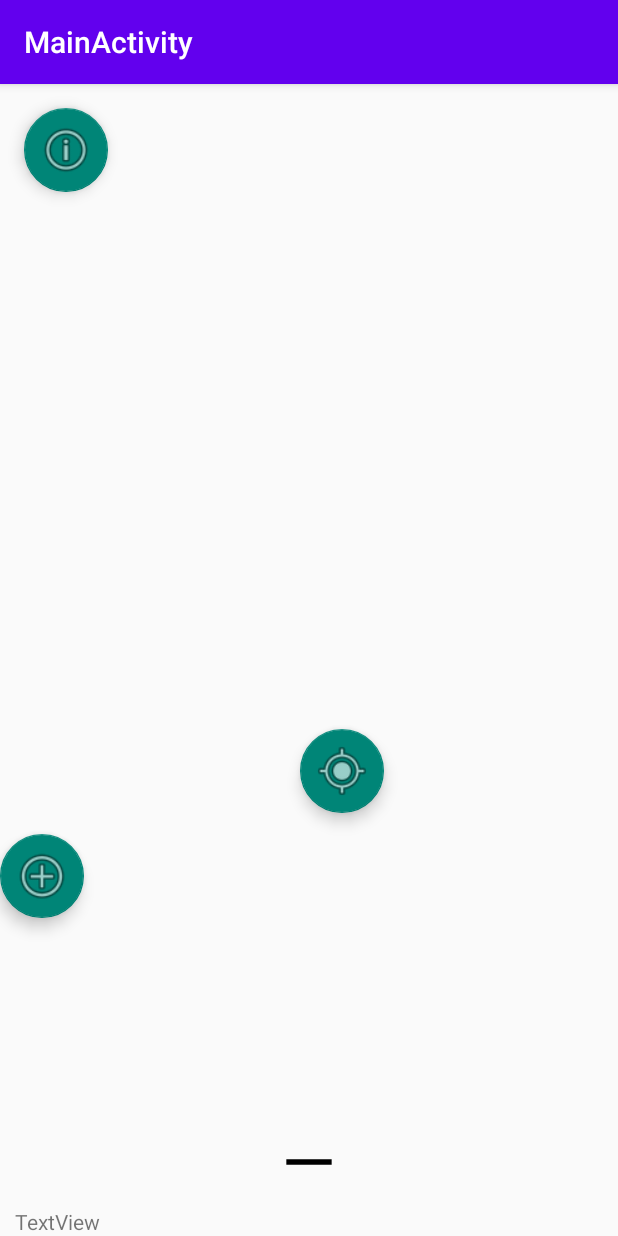
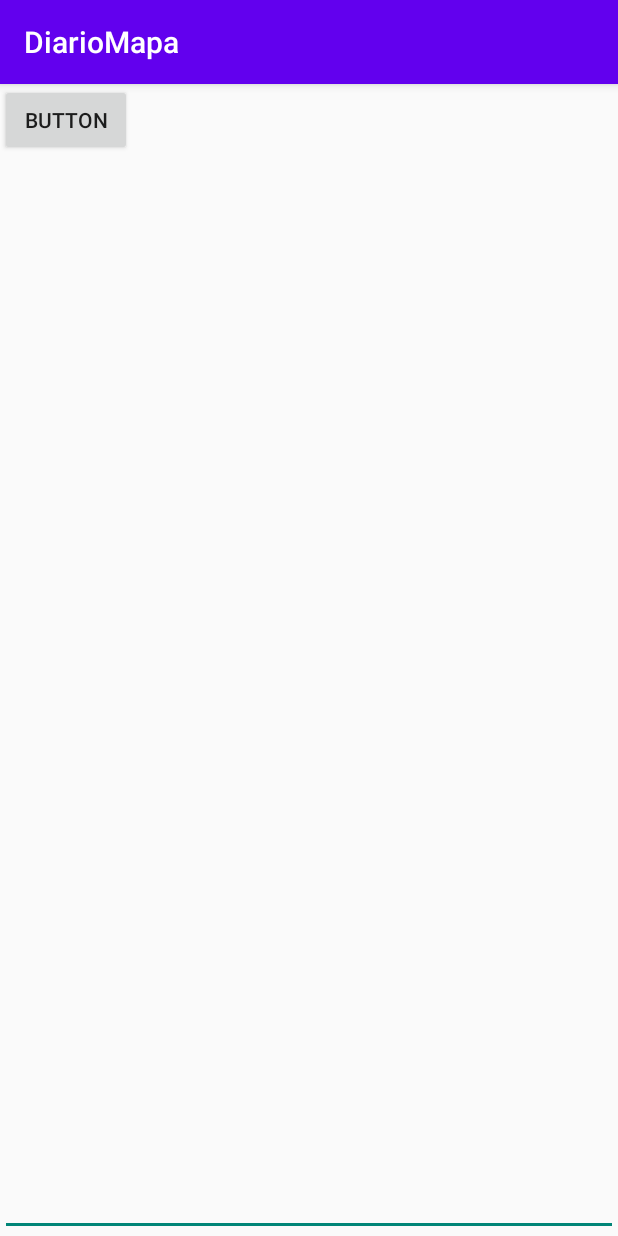
Before and after one commit to otherandy/DiarioMapa, an Android app: the screen it shows after launch (MainActivity before the commit, NoteActivity after it), after a tap on "Agregar Nota", on a phone screen of 412 x 824 dp. Run offline under Robolectric (Android 15) with nearby library versions, the phone set to English and light mode, and no system bars; libraries missing offline, so code that uses them is left out: io.realm, io.realm.annotations, org.bson.types; 5 statements that could not run were skipped.

Commit message:
Guardado y listado de notas

```diff
--- a/app/src/main/java/com/proyecto/diario/MainActivity.java
+++ b/app/src/main/java/com/proyecto/diario/MainActivity.java
@@ -2,13 +2,13 @@ package com.proyecto.diario;
 
 import android.content.Intent;
 import android.os.Bundle;
-import android.view.View;
 
-import androidx.annotation.NonNull;
 import androidx.appcompat.app.AppCompatActivity;
 
-import com.google.android.material.bottomsheet.BottomSheetBehavior;
 import com.google.android.material.floatingactionbutton.FloatingActionButton;
+
+import io.realm.Realm;
+import io.realm.RealmConfiguration;
 
 public class MainActivity extends AppCompatActivity {
 
@@ -17,39 +17,26 @@ public class MainActivity extends AppCompatActivity {
         super.onCreate(savedInstanceState);
         setContentView(R.layout.activity_main);
 
-        View bottomSheet = findViewById(R.id.activity_notes);
-        BottomSheetBehavior<View> sheetBehavior = BottomSheetBehavior.from(bottomSheet);
+        // Initialize Realm
+        Realm.init(this);
 
-        sheetBehavior.addBottomSheetCallback(new BottomSheetBehavior.BottomSheetCallback() {
-            @Override
-            public void onStateChanged(@NonNull View bottomSheet, int newState) {
-                switch (newState) {
-                    case BottomSheetBehavior.STATE_HIDDEN:
-                    case BottomSheetBehavior.STATE_EXPANDED:
-                    case BottomSheetBehavior.STATE_COLLAPSED:
-                    case BottomSheetBehavior.STATE_DRAGGING:
-                    case BottomSheetBehavior.STATE_HALF_EXPANDED:
-                    case BottomSheetBehavior.STATE_SETTLING:
-                        break;
-                }
-            }
+        // The RealmConfiguration is created using the builder pattern.
+        RealmConfiguration config = new RealmConfiguration.Builder()
+                .allowWritesOnUiThread(true)
+                .build();
+        Realm.deleteRealm(config);
+        Realm.setDefaultConfiguration(config);
 
-            @Override
-            public void onSlide(@NonNull View bottomSheet, float slideOffset) {
-
-            }
-        });
-
-        FloatingActionButton btnAdd = (FloatingActionButton) findViewById(R.id.btnAdd);
-        FloatingActionButton btnPosition = (FloatingActionButton) findViewById(R.id.btnPosition);
-        FloatingActionButton btnAbout = (FloatingActionButton) findViewById(R.id.btnAbout);
+        FloatingActionButton btnAdd = findViewById(R.id.btnAdd);
+        FloatingActionButton btnPosition = findViewById(R.id.btnPosition);
+        FloatingActionButton btnAbout = findViewById(R.id.btnAbout);
 
         btnAdd.setOnClickListener(view -> {
-
+            startActivity(new Intent(MainActivity.this, NoteActivity.class));
         });
 
         btnPosition.setOnClickListener(view -> {
-
+            startActivity(new Intent(MainActivity.this, ListActivity.class));
         });
 
         btnAbout.setOnClickListener(view -> {
--- /dev/null
+++ b/app/src/main/java/com/proyecto/diario/Note.java
@@ -0,0 +1,53 @@
+package com.proyecto.diario;
+import org.bson.types.ObjectId;
+
+import java.util.Date;
+
+import io.realm.RealmObject;
+import io.realm.annotations.PrimaryKey;
+
+public class Note extends RealmObject {
+    @PrimaryKey
+    private ObjectId _id = new ObjectId();
+    private String content;
+    private Date created;
+    private Date updated;
+
+    public String getId() {
+        return _id.toString();
+    }
+
+    public String getContent() {
+        return content;
+    }
+
+    public void setContent(String content) {
+        this.content = content;
+    }
+
+    public Date getCreated() {
+        return created;
+    }
+
+    public void setCreated(Date created) {
+        this.created = created;
+    }
+
+    public Date getUpdated() {
+        return updated;
+    }
+
+    public void setUpdated(Date updated) {
+        this.updated = updated;
+    }
+
+    @Override
+    public String toString() {
+        return "Note{" +
+                "_id=" + _id +
+                ", content='" + content + '\'' +
+                ", created=" + created +
+                ", updated=" + updated +
+                '}';
+    }
+}
--- /dev/null
+++ b/app/src/main/java/com/proyecto/diario/NoteActivity.java
@@ -0,0 +1,55 @@
+package com.proyecto.diario;
+
+import android.os.Bundle;
+import android.text.Editable;
+import android.text.TextWatcher;
+import android.widget.Button;
+import android.widget.EditText;
+
+import androidx.appcompat.app.AppCompatActivity;
+
+import java.util.Calendar;
+
+import io.realm.Realm;
+
+public class NoteActivity extends AppCompatActivity {
+
+    @Override
+    protected void onCreate(Bundle savedInstanceState) {
+        super.onCreate(savedInstanceState);
+        setContentView(R.layout.activity_note);
+
+        // Get a Realm instance for this thread
+        Realm realm = Realm.getDefaultInstance();
+
+        Note note = new Note();
+        note.setCreated(Calendar.getInstance().getTime());
+
+        Button saveButton = findViewById(R.id.saveButton);
+        EditText editText = findViewById(R.id.noteText);
+
+        saveButton.setOnClickListener(view -> onBackPressed());
+        editText.addTextChangedListener(new TextWatcher() {
+            @Override
+            public void beforeTextChanged(CharSequence charSequence, int i, int i1, int i2) {
+
+            }
+
+            @Override
+            public void onTextChanged(CharSequence charSequence, int i, int i1, int i2) {
+
+            }
+
+            @Override
+            public void afterTextChanged(Editable editable) {
+                realm.executeTransactionAsync(bgRealm -> {
+                    note.setContent(editable.toString());
+                    note.setUpdated(Calendar.getInstance().getTime());
+                    bgRealm.insertOrUpdate(note);
+                }, () -> {
+                    // Log.d("Note", note.toString());
+                });
+            }
+        });
+    }
+}
--- a/app/src/main/res/layout/activity_main.xml
+++ b/app/src/main/res/layout/activity_main.xml
@@ -7,15 +7,19 @@
     android:layout_height="match_parent"
     tools:context=".MainActivity">
 
+    <androidx.constraintlayout.widget.ConstraintLayout
+        android:layout_width="match_parent"
+        android:layout_height="match_parent">
+
         <com.google.android.material.floatingactionbutton.FloatingActionButton
             android:id="@+id/btnAbout"
             android:layout_width="wrap_content"
             android:layout_height="wrap_content"
-        android:layout_marginLeft="16dp"
-        android:layout_marginTop="16dp"
             android:layout_weight="1"
             android:clickable="true"
             android:contentDescription="about"
+            map:layout_constraintStart_toStartOf="parent"
+            map:layout_constraintTop_toTopOf="parent"
             map:maxImageSize="40dp"
             map:srcCompat="@android:drawable/ic_menu_info_details" />
 
@@ -23,14 +27,14 @@
             android:id="@+id/btnPosition"
             android:layout_width="wrap_content"
             android:layout_height="wrap_content"
-        android:layout_marginLeft="200dp"
-        android:layout_marginTop="430dp"
 
             android:layout_weight="1"
             android:clickable="true"
             android:contentDescription="Mi Ubicacion"
             android:textAlignment="center"
             android:visibility="visible"
+            map:layout_constraintBottom_toTopOf="@+id/btnAdd"
+            map:layout_constraintEnd_toEndOf="parent"
             map:maxImageSize="40dp"
             map:srcCompat="@android:drawable/ic_menu_mylocation" />
 
@@ -38,13 +42,15 @@
             android:id="@+id/btnAdd"
             android:layout_width="wrap_content"
             android:layout_height="wrap_content"
-        android:layout_marginTop="500dp"
             android:layout_weight="1"
             android:clickable="true"
             android:contentDescription="Agregar Nota"
+            map:layout_constraintBottom_toBottomOf="parent"
+            map:layout_constraintEnd_toEndOf="parent"
             map:maxImageSize="40dp"
             map:srcCompat="@android:drawable/ic_menu_add" />
 
-    <!-- <include layout="@layout/activity_maps"/> -->
-    <include layout="@layout/activity_notes" />
+    </androidx.constraintlayout.widget.ConstraintLayout>
+
+    <include layout="@layout/activity_maps" />
 </androidx.coordinatorlayout.widget.CoordinatorLayout>
--- /dev/null
+++ b/app/src/main/res/layout/activity_note.xml
@@ -0,0 +1,29 @@
+<?xml version="1.0" encoding="utf-8"?>
+<androidx.constraintlayout.widget.ConstraintLayout xmlns:android="http://schemas.android.com/apk/res/android"
+    xmlns:app="http://schemas.android.com/apk/res-auto"
+    xmlns:tools="http://schemas.android.com/tools"
+    android:layout_width="match_parent"
+    android:layout_height="match_parent"
+    tools:context=".NoteActivity">
+
+    <EditText
+        android:id="@+id/noteText"
+        android:layout_width="0dp"
+        android:layout_height="0dp"
+        android:ems="10"
+        android:gravity="start|top"
+        android:inputType="textMultiLine"
+        app:layout_constraintBottom_toBottomOf="parent"
+        app:layout_constraintEnd_toEndOf="parent"
+        app:layout_constraintHorizontal_bias="0.0"
+        app:layout_constraintStart_toStartOf="parent"
+        app:layout_constraintTop_toBottomOf="@+id/saveButton" />
+
+    <Button
+        android:id="@+id/saveButton"
+        android:layout_width="wrap_content"
+        android:layout_height="wrap_content"
+        android:text="Button"
+        app:layout_constraintStart_toStartOf="parent"
+        app:layout_constraintTop_toTopOf="parent" />
+</androidx.constraintlayout.widget.ConstraintLayout>
--- a/app/src/main/res/layout/activity_notes.xml
+++ /dev/null
@@ -1,33 +0,0 @@
-<?xml version="1.0" encoding="utf-8"?>
-<LinearLayout xmlns:android="http://schemas.android.com/apk/res/android"
-    android:layout_width="match_parent"
-    android:layout_height="wrap_content"
-    xmlns:app="http://schemas.android.com/apk/res-auto"
-    android:id="@+id/activity_notes"
-    android:orientation="vertical"
-    app:layout_behavior="@string/bottom_sheet_behavior">
-
-    <ImageView
-        android:layout_width="45dp"
-        android:layout_height="wrap_content"
-        android:src="@drawable/baseline"
-        android:scaleType="centerCrop"
-        android:layout_gravity="center" />
-
-    <LinearLayout
-        android:layout_width="match_parent"
-        android:layout_height="wrap_content"
-        android:layout_marginTop="18dp"
-        android:layout_marginStart="10dp"
-        android:layout_marginEnd="10dp"
-        android:layout_gravity="center_vertical"
-        android:orientation="horizontal"
-        android:weightSum="3">
-
-        <TextView
-            android:id="@+id/textView"
-            android:layout_width="wrap_content"
-            android:layout_height="wrap_content"
-            android:text="TextView" />
-    </LinearLayout>
-</LinearLayout>
--- a/app/src/main/res/values/strings.xml
+++ b/app/src/main/res/values/strings.xml
@@ -2,4 +2,5 @@
     <string name="app_name">DiarioMapa</string>
     <string name="title_activity_main">MainActivity</string>
     <string name="title_activity_maps">MapsActivity</string>
+    <string name="title_activity_about">AboutActivity</string>
 </resources>
```
Also changed, not shown: app/build.gradle (+8 -8 lines), app/src/main/AndroidManifest.xml (+22 -3 lines), app/src/main/java/com/proyecto/diario/ListActivity.java (added, +33 -0 lines), app/src/main/res/layout/activity_list.xml (added, +11 -0 lines), build.gradle (+8 -0 lines). Lines whose indentation alone changed are shown as unchanged.
